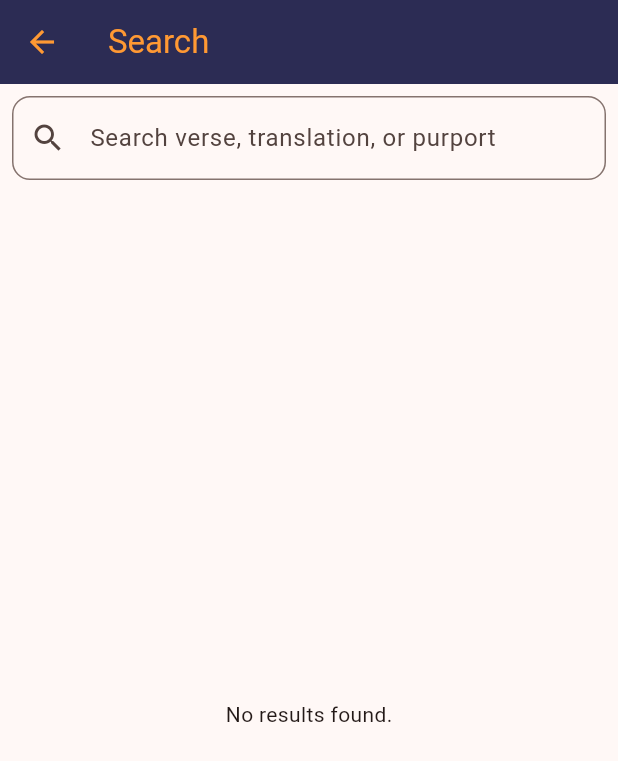
After one commit to ppsspp18/Sanskrit-Recitation-App, a Flutter app: the HomePage screen opened directly, after a tap on the "search" icon, on a phone screen of 412 x 824 dp. The commit adds this screen. Shown: the top 761 px of the screen. Run offline on Flutter 3.47's test engine with Material 3 defaults, Android fonts, the phone set to English and light mode, and no system bars; our stand-ins replace audioplayers, shared_preferences; accounts and stored records are empty.

Commit message:
search button in the homepage

```diff
--- a/lib/home.dart
+++ b/lib/home.dart
@@ -2,6 +2,7 @@ import 'package:flutter/material.dart';
 import 'package:sanskrit_racitatiion_project/setting_screen/settings_screen.dart';
 // import 'package:sanskrit_racitatiion_project/verse_page/chapterPage.dart';
 import 'package:sanskrit_racitatiion_project/chapter_page.dart';
+import 'package:sanskrit_racitatiion_project/search.dart';
 class HomePage extends StatefulWidget {
   const HomePage({super.key});
 
@@ -42,10 +43,20 @@ class _HomePageState extends State<HomePage> {
             onPressed: () {
               Navigator.push(
                 context,
+                MaterialPageRoute(builder: (context) => const SearchScreen()),
+              );
+            },
+            icon: const Icon(Icons.search, color: Color(0xFFFF9933)), // Search icon
+            tooltip: 'Search',
+          ),
+          IconButton(
+            onPressed: () {
+              Navigator.push(
+                context,
                 MaterialPageRoute(builder: (context) => const SettingsScreen()),
               );
             },
-        icon: const Icon(Icons.settings, color: Color(0xFFFF9933)),
+            icon: const Icon(Icons.settings, color: Color(0xFFFF9933)), // Settings icon
             tooltip: 'Settings',
           ),
         ],
--- /dev/null
+++ b/lib/search.dart
@@ -0,0 +1,179 @@
+import 'package:flutter/material.dart';
+import 'dart:convert';
+import 'package:flutter/services.dart' show rootBundle;
+
+class SearchScreen extends StatefulWidget {
+  const SearchScreen({Key? key}) : super(key: key);
+
+  @override
+  _SearchScreenState createState() => _SearchScreenState();
+}
+
+class _SearchScreenState extends State<SearchScreen> {
+  final TextEditingController _searchController = TextEditingController();
+  List<dynamic> _verses = [];
+  List<dynamic> _results = [];
+
+  @override
+  void initState() {
+    super.initState();
+    _loadJsonData();
+  }
+
+  Future<void> _loadJsonData() async {
+    final String jsonString = await rootBundle.loadString('assets/gita.json');
+    final List<dynamic> jsonData = json.decode(jsonString);
+    setState(() {
+      _verses = jsonData;
+    });
+  }
+  String normalize(String input) {
+    return input
+        .toLowerCase()
+        .replaceAll(RegExp(r'[āâàáä]'), 'a')
+        .replaceAll(RegExp(r'[īîìíï]'), 'i')
+        .replaceAll(RegExp(r'[ūûùúü]'), 'u')
+        .replaceAll(RegExp(r'[ṇñń]'), 'n')
+        .replaceAll(RegExp(r'[ṭ]'), 't')
+        .replaceAll(RegExp(r'[ḍ]'), 'd')
+        .replaceAll(RegExp(r'[śṣ]'), 's')
+        .replaceAll(RegExp(r'[ēêèéë]'), 'e')
+        .replaceAll(RegExp(r'[ōôòóö]'), 'o');
+  }
+  void _search(String query) {
+    final normQuery = normalize(query);
+
+    setState(() {
+      _results = _verses.where((verse) {
+        final combinedText = (verse['sanskrit'] +
+            verse['english'] +
+            verse['translation'] +
+            verse['purport']);
+        final normText = normalize(combinedText);
+        return normText.contains(normQuery);
+      }).toList();
+    });
+  }
+  int mapNormalizedIndexToOriginal(String normalized, String original, int normIndex) {
+    int origIndex = 0;
+    int count = 0;
+
+    while (origIndex < original.length && count < normIndex) {
+      String origChar = original[origIndex];
+      String normChar = normalize(origChar);
+      if (normChar.isNotEmpty) {
+        count++;
+      }
+      origIndex++;
+    }
+
+    return origIndex;
+  }
+
+
+  RichText highlightText(String originalText, String query) {
+    if (query.isEmpty) {
+      return RichText(
+        text: TextSpan(text: originalText, style: const TextStyle(color: Colors.black, fontSize: 16)),
+      );
+    }
+
+    String normalizedQuery = normalize(query);
+    String normalizedText = normalize(originalText);
+
+    List<TextSpan> spans = [];
+    int currentIndex = 0;
+
+    while (true) {
+      int matchIndex = normalizedText.indexOf(normalizedQuery, currentIndex);
+      if (matchIndex == -1) {
+        spans.add(TextSpan(
+            text: originalText.substring(currentIndex),
+            style: const TextStyle(color: Colors.black, fontSize: 16)
+        )
+        );
+        break;
+      }
+
+      // Map match in normalized text back to original text
+      int origMatchStart = mapNormalizedIndexToOriginal(normalizedText, originalText, matchIndex);
+      int origMatchEnd = mapNormalizedIndexToOriginal(normalizedText, originalText, matchIndex + normalizedQuery.length);
+
+      if (origMatchStart == -1 || origMatchEnd == -1 || origMatchEnd > originalText.length) {
+        spans.add(TextSpan(text: originalText.substring(currentIndex)));
+        break;
+      }
+
+      if (currentIndex < origMatchStart) {
+        spans.add(TextSpan(
+            text: originalText.substring(currentIndex, origMatchStart),
+            style: const TextStyle(color: Colors.black, fontSize: 16)));
+      }
+
+      spans.add(TextSpan(
+        text: originalText.substring(origMatchStart, origMatchEnd),
+        style: const TextStyle(backgroundColor: Colors.yellow, fontWeight: FontWeight.bold, color: Colors.black, fontSize: 16),
+      ));
+
+      currentIndex = origMatchEnd;
+    }
+
+    return RichText(text: TextSpan(children: spans));
+  }
+
+
+
+  @override
+  Widget build(BuildContext context) {
+    return Scaffold(
+      appBar: AppBar(
+          title: const Text('Search'),
+          backgroundColor: const Color(0xFF2C2C54),
+          foregroundColor: const Color(0xFFFF9933),
+      ),
+      body: Column(
+        children: [
+          Padding(
+            padding: const EdgeInsets.all(8.0),
+            child: TextField(
+              controller: _searchController,
+              decoration: InputDecoration(
+                hintText: 'Search verse, translation, or purport',
+                prefixIcon: const Icon(Icons.search),
+                border: OutlineInputBorder(borderRadius: BorderRadius.circular(12)),
+              ),
+              onChanged: _search,
+            ),
+          ),
+          Expanded(
+            child: _results.isEmpty
+                ? const Center(child: Text('No results found.'))
+                : ListView.builder(
+              itemCount: _results.length,
+              itemBuilder: (context, index) {
+                final item = _results[index];
+                return ListTile(
+                  title: Text("Chapter ${item['chapter']} - Shloka ${item['shloka']}", style: TextStyle(color: Color(0xFF2C2C54), fontWeight: FontWeight.bold)),
+                  subtitle: Column(
+                    crossAxisAlignment: CrossAxisAlignment.start,
+                    children: [
+                      Text("Verse: ", style: TextStyle(color: Color(0xFF2C2C54), fontWeight: FontWeight.bold)),
+                      highlightText(item['english'], _searchController.text),
+                      const SizedBox(height: 4),
+                      Text("Translation:",style: TextStyle(color: Color(0xFF2C2C54), fontWeight: FontWeight.bold)),
+                      highlightText(item['translation'], _searchController.text),
+                      const SizedBox(height: 4),
+                      Text("Purport:", style: TextStyle(color: Color(0xFF2C2C54), fontWeight: FontWeight.bold)),
+                      highlightText(item['purport'], _searchController.text),
+                    ],
+                  ),
+                  isThreeLine: true,
+                );
+              },
+            ),
+          ),
+        ],
+      ),
+    );
+  }
+}
--- a/lib/verse_page/verse_detail_screen.dart
+++ b/lib/verse_page/verse_detail_screen.dart
@@ -134,13 +134,17 @@ class _GitaVersePageState extends State<GitaVersePage> {
         case 'All':
           _showSanskrit = true;
           _showEnglish = true;
+          _showWordMeanings = true;
           _showTranslation = true;
+          _showPurport = true;
           break;
         case 'Sanskrit':
           _showSanskrit = true;
           break;
         case 'English':
           _showEnglish = true;
+          _showTranslation = true;
+          _showPurport = true;
           break;
         case 'Word Meanings':
           _showWordMeanings = true;
```
Lines whose indentation alone changed are shown as unchanged.
